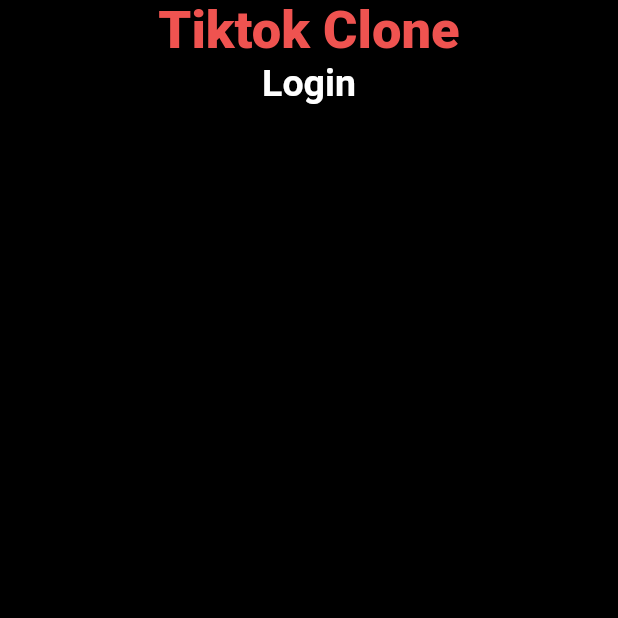
After one commit to Azzamubaidillah/TikTok-Clone, a Flutter app: the LoginScreen screen opened directly, on a phone screen of 412 x 824 dp, the top half of it. The commit adds this screen. Run offline on Flutter 3.47's test engine with Material 2 defaults, Android fonts, the phone set to English and light mode, and no system bars.

```diff
--- a/lib/main.dart
+++ b/lib/main.dart
@@ -12,7 +12,7 @@ class MyApp extends StatelessWidget {
   @override
   Widget build(BuildContext context) {
     return MaterialApp(
-      title: 'Flutter Demo',
+      title: 'Tiktok Clone',
       theme:
           ThemeData.dark().copyWith(scaffoldBackgroundColor: backgroundColor),
       home: const Text('Tiktok'),
--- /dev/null
+++ b/lib/views/screens/auth/login_screen.dart
@@ -0,0 +1,34 @@
+import 'package:flutter/material.dart';
+import 'package:tiktok/constants.dart';
+
+class LoginScreen extends StatelessWidget {
+  const LoginScreen({Key? key}) : super(key: key);
+
+  @override
+  Widget build(BuildContext context) {
+    return Scaffold(
+      body: Container(
+        alignment: Alignment.center,
+        child: Column(
+          children: [
+            Text(
+              'Tiktok Clone',
+              style: TextStyle(
+                fontSize: 35,
+                color: buttonColor,
+                fontWeight: FontWeight.w900,
+              ),
+            ),
+            const Text(
+              'Login',
+              style: TextStyle(
+                fontSize: 25,
+                fontWeight: FontWeight.w700,
+              ),
+            ),
+          ],
+        ),
+      ),
+    );
+  }
+}
```
Also changed, not shown: lib/views/widgets/text_input_filed.dart (added, +40 -0 lines).
